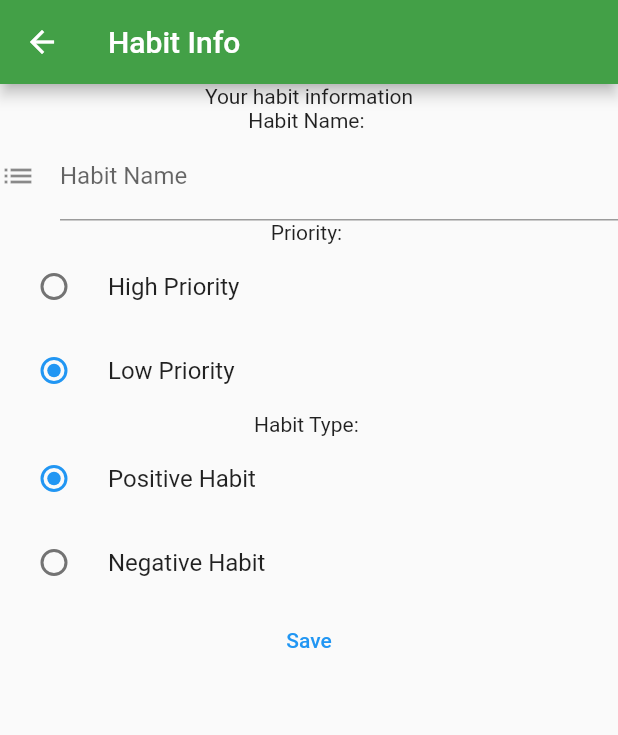
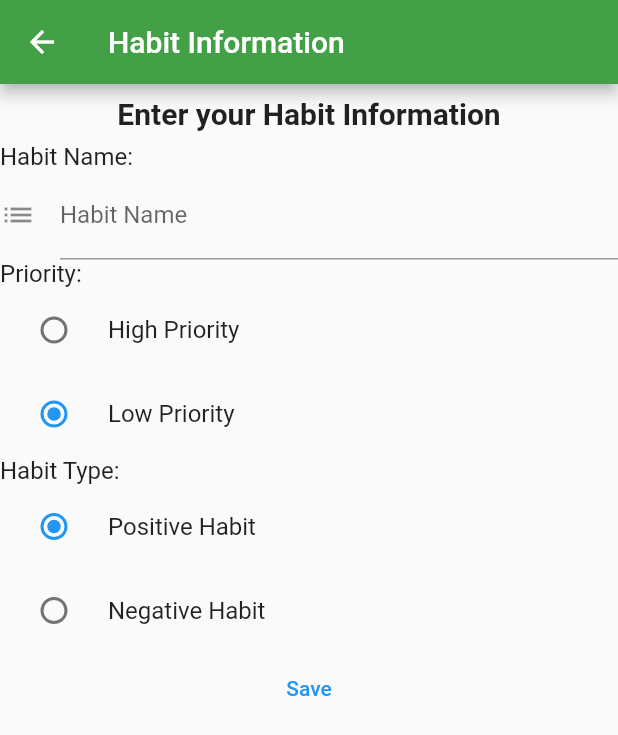
Before and after one commit to Shashank-Girish/WEC_Dev_Task_CS256, a Flutter app: the Info screen opened by its route, on a phone screen of 412 x 824 dp. Shown: the top 735 px of the screen. Run offline on Flutter 3.47's test engine with Material 2 defaults, Android fonts, the phone set to English and light mode, and no system bars; our stand-ins replace firebase_auth, firebase_core, fl_chart, hive, hive_flutter; accounts and stored records are empty.

Commit message:
Made a few changes to the card buttons, improved add new habit(info) page

```diff
--- a/lib/pages/home_page.dart
+++ b/lib/pages/home_page.dart
@@ -401,7 +401,8 @@ class _MainPageState extends State<MainPage> {
                                         //print(data);
                                       });
                                     },
-                                    label: Text("Task Done", style: TextStyle(
+                                    label: Text(data![index][data![index].keys.first
+                                        .toString()][3]==0? "Task Done": "Task Avoided", style: TextStyle(
                                         color: (data![index][data![index].keys.first
                                             .toString()][4]) ? Colors.blue : Colors
                                             .grey),),
--- a/lib/pages/info.dart
+++ b/lib/pages/info.dart
@@ -35,15 +35,20 @@ class _InfoState extends State<Info> {
   Widget build(BuildContext context) {
     return Scaffold(
       appBar: AppBar(
-        title: Text("Habit Info"),
+        title: Text("Habit Information"),
         backgroundColor: Colors.green[600],
       ),
       body: Column(
+        //crossAxisAlignment: CrossAxisAlignment.start,
         children: [
-          Text("Your habit information"),
+          Padding(
+            padding: const EdgeInsets.all(8.0),
+            child: Text("Enter your Habit Information",style: TextStyle(fontSize: 20,fontWeight: FontWeight.bold),),
+          ),
           Column(
+            crossAxisAlignment: CrossAxisAlignment.start,
             children: [
-              Text("Habit Name: "),
+              Text("Habit Name: ",style: TextStyle(fontSize: 16),),
               TextFormField(
                 controller: name,
                 decoration: InputDecoration(
@@ -53,7 +58,7 @@ class _InfoState extends State<Info> {
                 ),
 
               ),
-              Text("Priority: "),
+              Text("Priority: ",style: TextStyle(fontSize: 16)),
               RadioListTile(
                 title: Text("High Priority"),
                 value: 0,
@@ -75,7 +80,7 @@ class _InfoState extends State<Info> {
                   });
                 },
               ),
-              Text("Habit Type: "),
+              Text("Habit Type: ",style: TextStyle(fontSize: 16)),
               RadioListTile(
                 title: Text("Positive Habit"),
                 value: 0,
@@ -98,7 +103,8 @@ class _InfoState extends State<Info> {
                 },
               ),
 
-              TextButton(onPressed: (){
+              Center(
+                child: TextButton(onPressed: (){
                   setState(() {
                     Map<String,List> dt={
                       name.text: [DateTime.now(),0,priority,type,true,DateTime.now()]
@@ -120,6 +126,7 @@ class _InfoState extends State<Info> {
                   Navigator.pushReplacementNamed(context, '/home');
 
                 }, child: Text("Save")
+                ),
               )
 
 
```
Also changed, not shown: lib/pages/stats.dart (+5 -5 lines). Lines whose indentation alone changed are shown as unchanged.
